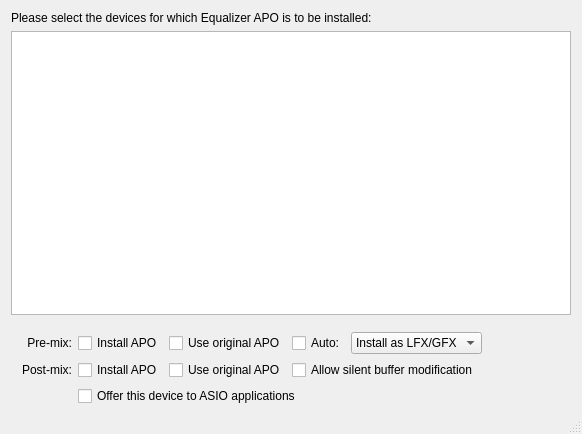
The window that DeviceSelector/DeviceSelector.ui (115dkk/EqualizerAPO-XT) describes before a commit, drawn with Qt 5.
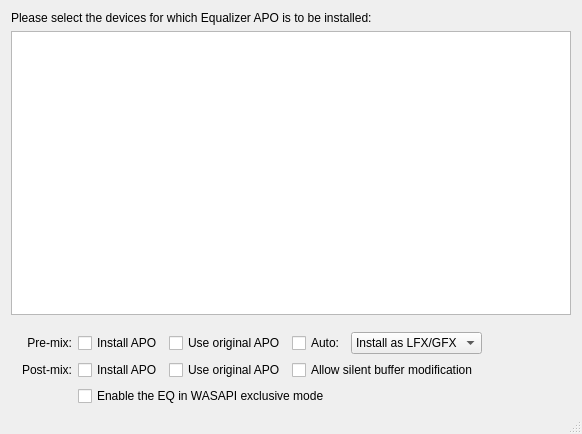
The same window after the commit. Icons and pictures are not drawn. Custom widgets are drawn as their Qt base class.

Commit message:
fix(devsel): name the option "Enable the EQ in WASAPI exclusive mode"; escape the DLL path
"Offer this device to ASIO applications" said what the machinery does, not what the user gets; the option now says what it is for, in all five languages, with a tooltip that explains the entry and where to pick it. The headless flag is --exclusive-mode-eq and the field exclusiveModeEq. Two wide strings in the install step carried \S and \E as escapes, which MSVC folds into plain letters (the class tree pointed at C:\eapoEqualizerAPOAsio.dll on CI, and the memory gate refused the warning); they are \ now.

The edit to the form file:
```diff
--- a/DeviceSelector/DeviceSelector.ui
+++ b/DeviceSelector/DeviceSelector.ui
@@ -173,7 +173,7 @@
             <string>Adds an entry named after this device to the ASIO driver list. An application that picks it opens the device in WASAPI exclusive mode, and the EQ runs on the way, as it does for a real ASIO driver.</string>
            </property>
            <property name="text">
-            <string>Offer this device to ASIO applications</string>
+            <string>Enable the EQ in WASAPI exclusive mode</string>
            </property>
           </widget>
          </item>
```
Left out of the diff: 4 changed lines with no effect on the pictures. The commit also changes 15 other files.
